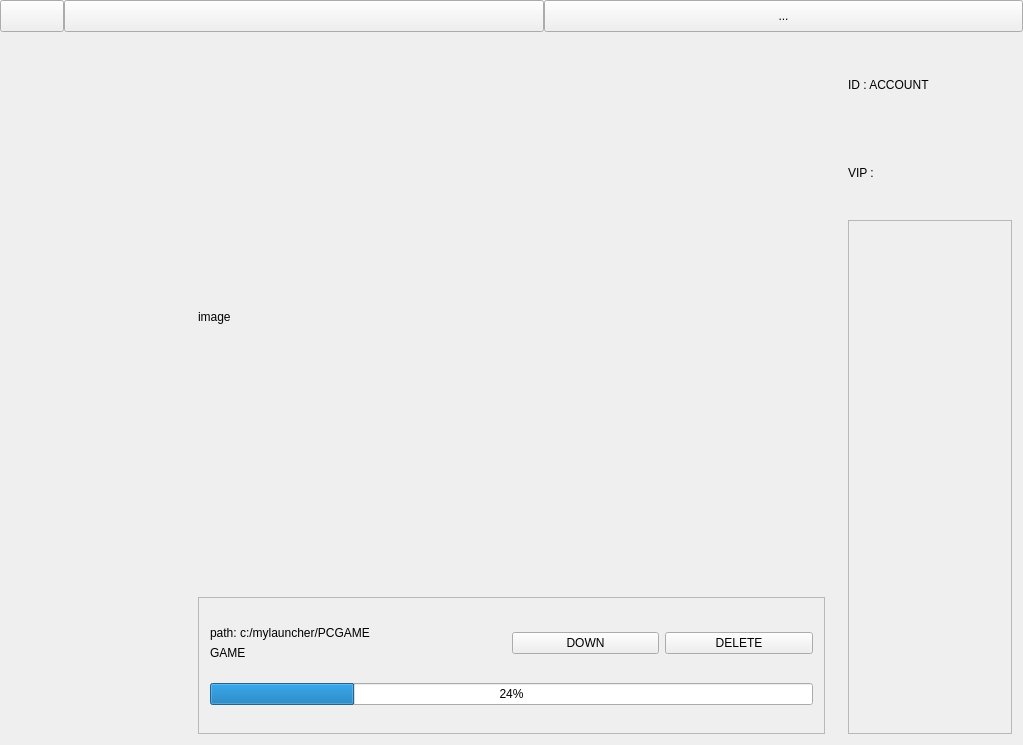
This is MyGameLauncher/MyGameLauncher.ui in ngee044/MyGameLauncher as Qt 5 draws it before an edit. The edited form follows.
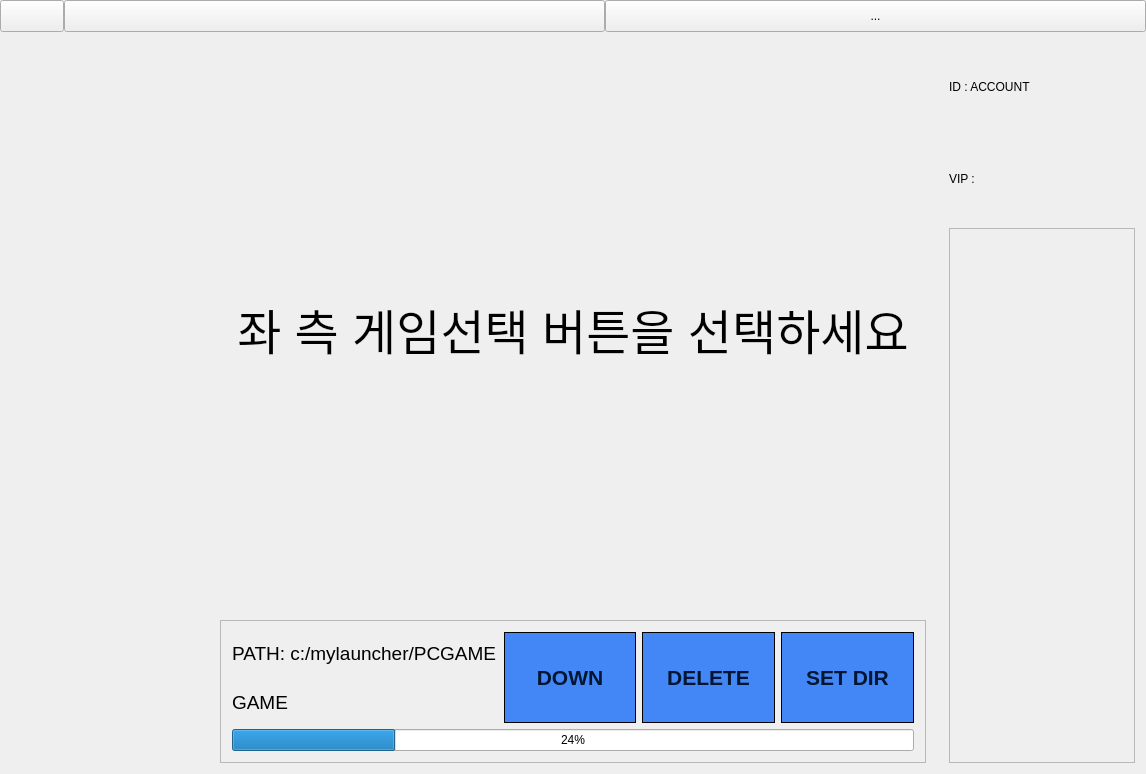
This is the edited form. Icons and pictures are not drawn.

The edit to the form file:
```diff
--- a/MyGameLauncher/MyGameLauncher.ui
+++ b/MyGameLauncher/MyGameLauncher.ui
@@ -6,8 +6,8 @@
    <rect>
     <x>0</x>
     <y>0</y>
-    <width>1023</width>
-    <height>745</height>
+    <width>1146</width>
+    <height>774</height>
    </rect>
   </property>
   <property name="windowTitle">
@@ -167,8 +167,17 @@
               <verstretch>0</verstretch>
              </sizepolicy>
             </property>
+            <property name="font">
+             <font>
+              <family>Arial</family>
+              <pointsize>36</pointsize>
+             </font>
+            </property>
             <property name="text">
-             <string>image</string>
+             <string>좌 측 게임선택 버튼을 선택하세요</string>
+            </property>
+            <property name="alignment">
+             <set>Qt::AlignCenter</set>
             </property>
            </widget>
           </item>
@@ -182,20 +191,29 @@
             </property>
             <layout class="QVBoxLayout" name="verticalLayout_2">
              <item>
-              <layout class="QHBoxLayout" name="horizontalLayout_3" stretch="2,1,1">
+              <layout class="QHBoxLayout" name="horizontalLayout_3" stretch="2,1,1,1">
                <item>
                 <layout class="QVBoxLayout" name="verticalLayout_4">
                  <item>
-                  <widget class="QLabel" name="label_path">
+                  <widget class="QLabel" name="label_path_">
+                   <property name="font">
+                    <font>
+                     <family>Arial</family>
+                     <pointsize>14</pointsize>
+                    </font>
+                   </property>
                    <property name="text">
-                    <string>path: c:/mylauncher/PCGAME</string>
+                    <string>PATH: c:/mylauncher/PCGAME</string>
                    </property>
                   </widget>
                  </item>
                  <item>
-                  <widget class="QLabel" name="label_2">
-                   <property name="styleSheet">
-                    <string notr="true">background-color:#</string>
+                  <widget class="QLabel" name="label_game_title_">
+                   <property name="font">
+                    <font>
+                     <family>Arial</family>
+                     <pointsize>14</pointsize>
+                    </font>
                    </property>
                    <property name="text">
                     <string>GAME</string>
@@ -205,19 +223,98 @@
                 </layout>
                </item>
                <item>
-                <widget class="QPushButton" name="pushButton_down">
+                <widget class="QPushButton" name="pushButton_down_">
+                 <property name="sizePolicy">
+                  <sizepolicy hsizetype="Preferred" vsizetype="Preferred">
+                   <horstretch>0</horstretch>
+                   <verstretch>0</verstretch>
+                  </sizepolicy>
+                 </property>
+                 <property name="font">
+                  <font>
+                   <family>Arial</family>
+                   <pointsize>16</pointsize>
+                   <weight>75</weight>
+                   <bold>true</bold>
+                  </font>
+                 </property>
+                 <property name="cursor">
+                  <cursorShape>PointingHandCursor</cursorShape>
+                 </property>
+                 <property name="styleSheet">
+                  <string notr="true">QPushButton {border: 1px solid black; background-color:#4287f5; color: #021533;}
+
+QPushButton:pressed {border: 1px solid black; background-color:#364a69; color: white;}
+
+QPushButton:hover {border: 1px solid black; background-color:#353a42; color: white;}</string>
+                 </property>
                  <property name="text">
                   <string>DOWN</string>
                  </property>
                 </widget>
                </item>
                <item>
-                <widget class="QPushButton" name="pushButton_delete">
+                <widget class="QPushButton" name="pushButton_delete_">
+                 <property name="sizePolicy">
+                  <sizepolicy hsizetype="Preferred" vsizetype="Preferred">
+                   <horstretch>0</horstretch>
+                   <verstretch>0</verstretch>
+                  </sizepolicy>
+                 </property>
+                 <property name="font">
+                  <font>
+                   <family>Arial</family>
+                   <pointsize>16</pointsize>
+                   <weight>75</weight>
+                   <bold>true</bold>
+                  </font>
+                 </property>
+                 <property name="cursor">
+                  <cursorShape>PointingHandCursor</cursorShape>
+                 </property>
+                 <property name="styleSheet">
+                  <string notr="true">QPushButton {border: 1px solid black; background-color:#4287f5; color: #021533;}
+
+QPushButton:pressed {border: 1px solid black; background-color:#364a69; color: white;}
+
+QPushButton:hover {border: 1px solid black; background-color:#353a42; color: white;}</string>
+                 </property>
                  <property name="text">
                   <string>DELETE</string>
                  </property>
                 </widget>
                </item>
+               <item>
+                <widget class="QPushButton" name="pushButton_dir_">
+                 <property name="sizePolicy">
+                  <sizepolicy hsizetype="Preferred" vsizetype="Preferred">
+                   <horstretch>0</horstretch>
+                   <verstretch>0</verstretch>
+                  </sizepolicy>
+                 </property>
+                 <property name="font">
+                  <font>
+                   <family>Arial</family>
+                   <pointsize>16</pointsize>
+                   <weight>75</weight>
+                   <bold>true</bold>
+                  </font>
+                 </property>
+                 <property name="cursor">
+                  <cursorShape>PointingHandCursor</cursorShape>
+                 </property>
+                 <property name="styleSheet">
+                  <string notr="true">QPushButton {border: 1px solid black; background-color:#4287f5; color: #021533;}
+
+QPushButton:pressed {border: 1px solid black; background-color:#364a69; color: white;}
+
+QPushButton:hover {border: 1px solid black; background-color:#353a42; color: white;}</string>
+                 </property>
+                 <property name="text">
+                  <string>SET DIR</string>
+                 </property>
+                </widget>
+               </item>
               </layout>
              </item>
              <item>
@@ -269,8 +366,8 @@
                 <rect>
                  <x>0</x>
                  <y>0</y>
-                 <width>164</width>
-                 <height>513</height>
+                 <width>179</width>
+                 <height>534</height>
                 </rect>
                </property>
               </widget>
```
Left out of the diff: 4 changed lines with no effect on the pictures.
